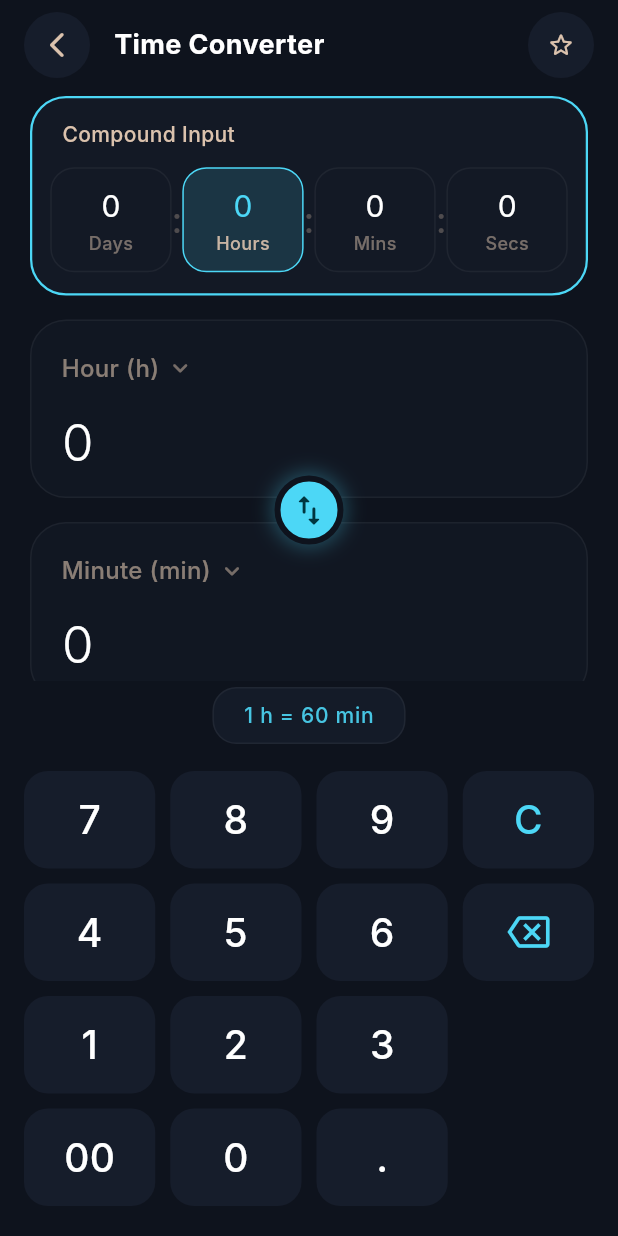
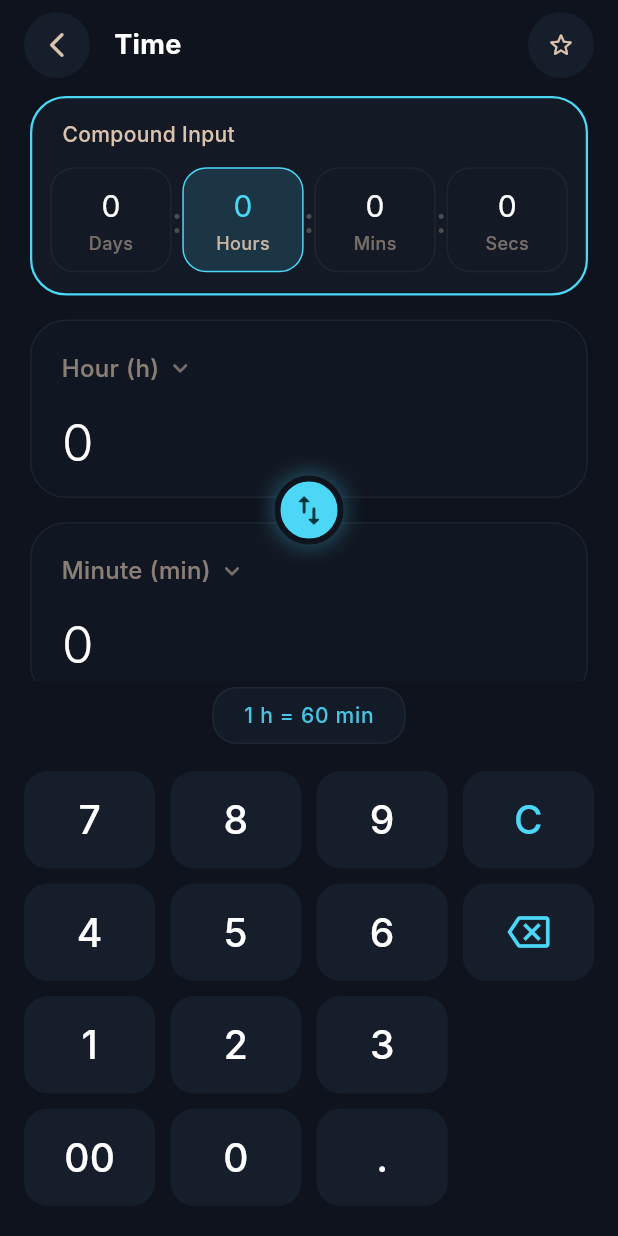
Before and after one commit to subhadip420/Calculator-Pro, a Flutter app: the TimeConverterView widget shown alone on an empty page, opened directly with empty values, on a phone screen of 412 x 824 dp. Run offline on Flutter 3.47's test engine with Material 3 defaults, Android fonts, the phone set to English and light mode, and no system bars; our stand-ins replace google_mobile_ads, math_expressions, shared_preferences; missing offline and left inert: android_intent_plus, flutter_overlay_window; accounts and stored records are empty; network calls fail; Roboto replaces fonts that are missing (Inter).

Commit message:
Fixed time issue.

```diff
--- a/lib/menu_options.dart
+++ b/lib/menu_options.dart
@@ -306,7 +306,9 @@ class _MenuOptionsState extends State<MenuOptions> {
         // );
             onBack: _closeView);
       case 'time':
-        return TimeConverterView(key: const ValueKey('Time'), onBack: () => setState(() => _currentActiveView = null));
+        return TimeConverterView(key: const ValueKey('Time'),
+            //onBack: () => setState(() => _currentActiveView = null));
+            onBack: _closeView);
       case 'numeric_base':
         return NumericBaseConverterView(
           key: const ValueKey('Numeric Base'),
--- a/lib/screens/time_converter_view.dart
+++ b/lib/screens/time_converter_view.dart
@@ -356,7 +356,7 @@ class _TimeConverterViewState extends State<TimeConverterView> {
       children: [
         CustomTopBar(
           toolId: 'time',
-          title: 'Time Converter',
+          title: 'Time',
           iconPath: 'assets/images/time.png',
           onBack: widget.onBack,
           isHapticsEnabled: _isHapticsEnabled,
```
